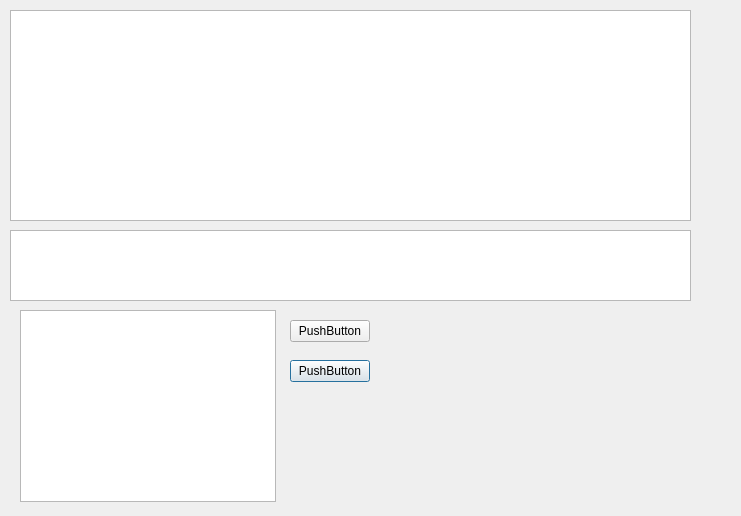
The window that gui/dlgresoluciones.ui (rogorido/qtpredicadores) describes before a commit, drawn with Qt 5.
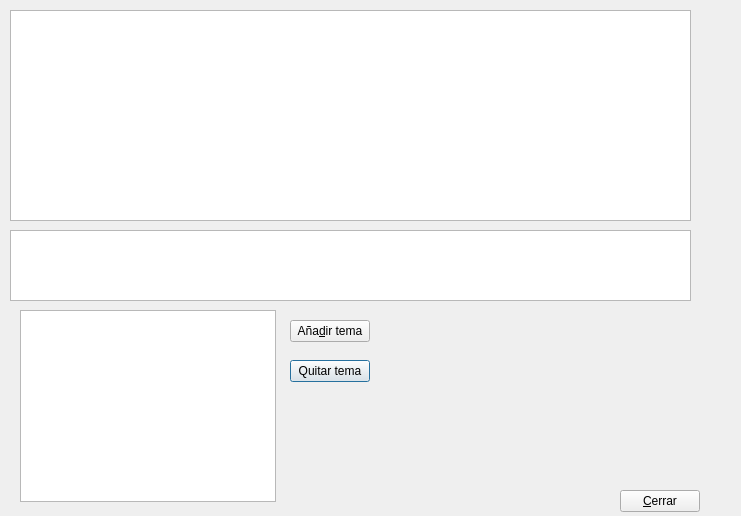
The same window after the commit.

Commit message: Añadiendo modelos al nuevo form de Resolucinoes

Diff of the .ui file:
```diff
--- a/gui/dlgresoluciones.ui
+++ b/gui/dlgresoluciones.ui
@@ -53,7 +53,7 @@
     </rect>
    </property>
    <property name="text">
-    <string>PushButton</string>
+    <string>Quitar tema</string>
    </property>
   </widget>
   <widget class="QPushButton" name="btAnadirTema">
@@ -66,7 +66,20 @@
     </rect>
    </property>
    <property name="text">
-    <string>PushButton</string>
+    <string>Aña&amp;dir tema</string>
+   </property>
+  </widget>
+  <widget class="QPushButton" name="btCerrar">
+   <property name="geometry">
+    <rect>
+     <x>620</x>
+     <y>490</y>
+     <width>80</width>
+     <height>22</height>
+    </rect>
+   </property>
+   <property name="text">
+    <string>&amp;Cerrar</string>
    </property>
   </widget>
  </widget>
```
The commit also changes 2 other files.
